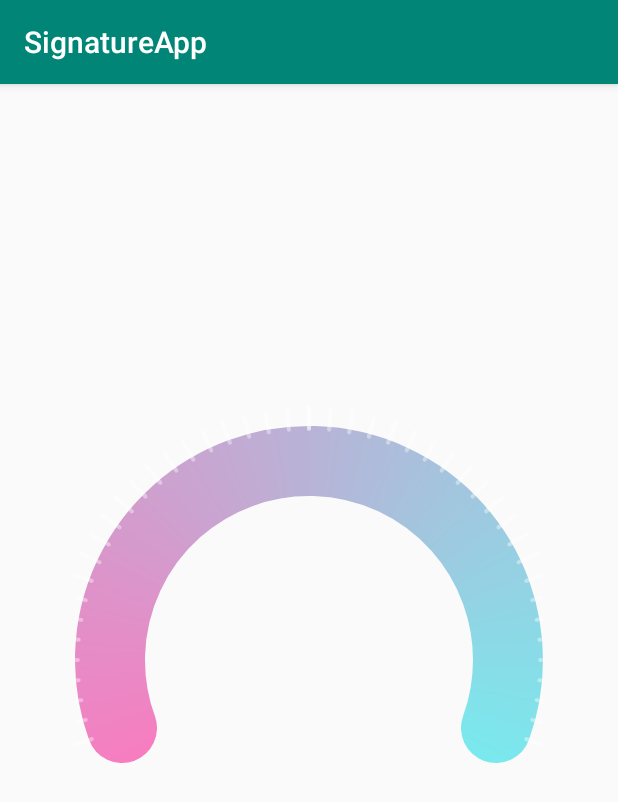
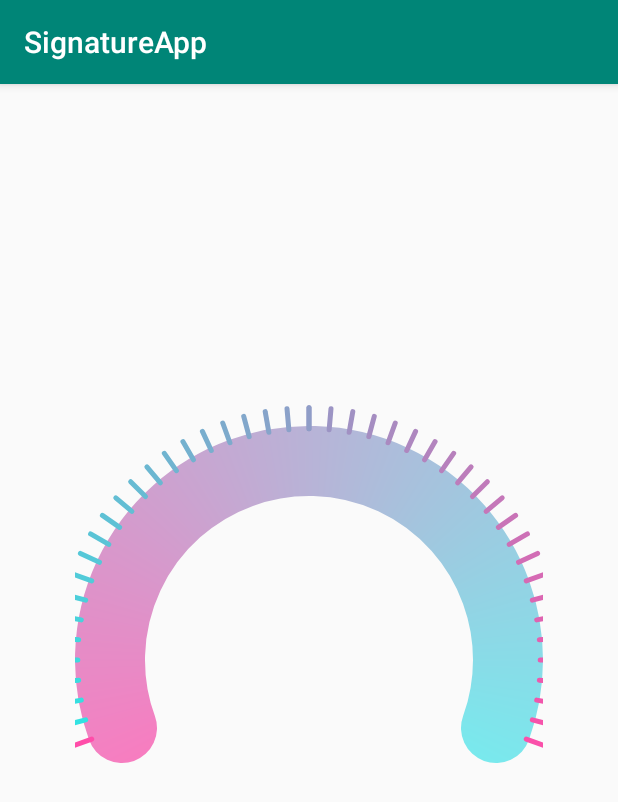
Before and after one commit to kustraslawomir/NetworkSpeedView, an Android app: the screen it shows after launch (NetworkSpeedActivity), on a phone screen of 412 x 824 dp. Shown: the top 802 px of the screen. Run offline under Robolectric (Android 15) with nearby library versions, the phone set to English and light mode, and no system bars.

Commit message:
arc lines colors

```diff
--- a/networkspeed/src/main/java/slawomir/kustra/speedview/NetworkSpeedView.kt
+++ b/networkspeed/src/main/java/slawomir/kustra/speedview/NetworkSpeedView.kt
@@ -6,15 +6,11 @@ import android.util.AttributeSet
 import android.util.Log
 import android.view.View
 import android.graphics.SweepGradient
+import slawomir.kustra.utils.Gradients
 
 
 internal class NetworkSpeedView : View {
 
-    private var arcGradientColors =
-        intArrayOf(Color.parseColor("#FFFF76BD"), Color.parseColor("#FF71F0F0"))
-
-    private var linesColor =
-        intArrayOf(Color.parseColor("#FFF17FBC"), Color.parseColor("#FFF17FBC"), Color.parseColor("#FF47C0E2"))
 
     private val ovalPaint = Paint()
 
@@ -44,7 +40,7 @@ internal class NetworkSpeedView : View {
         val cy = h / 2f
         ovalBackgroundShape.set(cx - s2, cy - s2, cx + s2, cy + s2)
         val positions = floatArrayOf(0.0f, 0.75f)
-        val shader = SweepGradient(cx, cy, arcGradientColors, positions)
+        val shader = SweepGradient(cx, cy, Gradients.arcGradientColors, positions)
         val m = Matrix()
         m.setRotate(135f, cx, cy)
         shader.setLocalMatrix(m)
@@ -60,8 +56,7 @@ internal class NetworkSpeedView : View {
         ovalPaint.strokeCap = Paint.Cap.ROUND
 
         arcLines.alpha = 0.6.toInt()
-        arcLines.color =Color.parseColor("#65FFFFFF")
-        arcLines.strokeWidth = 6f
+        arcLines.strokeWidth = 7f
         arcLines.strokeCap = Paint.Cap.ROUND
     }
 
@@ -84,22 +79,32 @@ internal class NetworkSpeedView : View {
         Log.e("NSV", "left: $left | top: $top | right: $right | bottom: $bottom")
         canvas.drawArc(ovalBackgroundShape, 160f, 220f, false, ovalPaint)
 
+        val colors = Gradients.linesColor
+        colors.reverse()
         canvas.save()
+        var counter = 46
+        for (angle in 0..360) {
+            if ((angle in 0..110 && angle % 5 == 0) || (angle in 250..360 && angle % 5 == 0)) {
 
-        for (i in 0..360) {
-            if ((i in 0..110 && i % 5 == 0) || (i in 250..360 && i % 5 == 0)) {
-
-                if (i % 10 == 0) {
-                    arcLines.strokeWidth = 4f
+                Log.e("NSV:", "angle: $angle")
+                if (angle % 10 == 0) {
+                    arcLines.strokeWidth = 5f
                 }
 
-                val angle = Math.toRadians(i.toDouble())
+                arcLines.color = colors[counter]
+                counter--
+
+                val angle = Math.toRadians(angle.toDouble())
                 val startX = centerX + (radius + 65) * Math.sin(angle)
                 val startY = centerY - (radius + 65) * Math.cos(angle)
                 val stopX = centerX + ((radius + 65) - scaleMarkSize) * Math.sin(angle)
                 val stopY = centerY - ((radius + 65) - scaleMarkSize) * Math.cos(angle)
-                Log.e("NSV:", "draw line on angle: $i, startX: $startX  startY: $startY  stopX: $stopX  stopY: $stopY")
+                Log.e(
+                    "NSV:",
+                    "draw line on angle: $angle, startX: $startX  startY: $startY  stopX: $stopX  stopY: $stopY"
+                )
 
+                Log.e("NSV:", "counter : $counter")
                 canvas.drawLine(startX.toFloat(), startY.toFloat(), stopX.toFloat(), stopY.toFloat(), arcLines)
             }
         }
--- /dev/null
+++ b/networkspeed/src/main/java/slawomir/kustra/utils/Gradients.kt
@@ -0,0 +1,61 @@
+package slawomir.kustra.utils
+
+import android.graphics.Color
+
+open class Gradients {
+    companion object {
+
+        var arcGradientColors =
+            intArrayOf(Color.parseColor("#FFFF76BD"), Color.parseColor("#FF71F0F0"))
+
+        var linesColor =
+            intArrayOf(
+                Color.parseColor("#949AC6"),
+                Color.parseColor("#8F9DC7"),
+                Color.parseColor("#8BA1C9"),
+                Color.parseColor("#86A4CA"),
+                Color.parseColor("#82A7CB"),
+                Color.parseColor("#7DAACC"),
+                Color.parseColor("#79AECE"),
+                Color.parseColor("#74B1CF"),
+                Color.parseColor("#70B4D0"),
+                Color.parseColor("#6BB7D1"),
+                Color.parseColor("#67BBD3"),
+                Color.parseColor("#63BED4"),
+                Color.parseColor("#5EC1D5"),
+                Color.parseColor("#5AC4D6"),
+                Color.parseColor("#55C8D8"),
+                Color.parseColor("#51CBD9"),
+                Color.parseColor("#4CCEDA"),
+                Color.parseColor("#48D1DB"),
+                Color.parseColor("#43D5DD"),
+                Color.parseColor("#3FD8DE"),
+                Color.parseColor("#3ADBDF"),
+                Color.parseColor("#36DEE0"),
+                Color.parseColor("#32E2E2"), Color.parseColor("#FF4DA9"),
+                Color.parseColor("#FA50AA"),
+                Color.parseColor("#F653AB"),
+                Color.parseColor("#F156AC"),
+                Color.parseColor("#ED59AD"),
+                Color.parseColor("#E85DAF"),
+                Color.parseColor("#E460B0"),
+                Color.parseColor("#DF63B1"),
+                Color.parseColor("#DB66B2"),
+                Color.parseColor("#D66AB4"),
+                Color.parseColor("#D26DB5"),
+                Color.parseColor("#CD70B6"),
+                Color.parseColor("#C973B7"),
+                Color.parseColor("#C577B9"),
+                Color.parseColor("#C07ABA"),
+                Color.parseColor("#BC7DBB"),
+                Color.parseColor("#B780BC"),
+                Color.parseColor("#B384BE"),
+                Color.parseColor("#AE87BF"),
+                Color.parseColor("#AA8AC0"),
+                Color.parseColor("#A58DC1"),
+                Color.parseColor("#A191C3"),
+                Color.parseColor("#9C94C4"),
+                Color.parseColor("#9897C5")
+            )
+    }
+}
```
